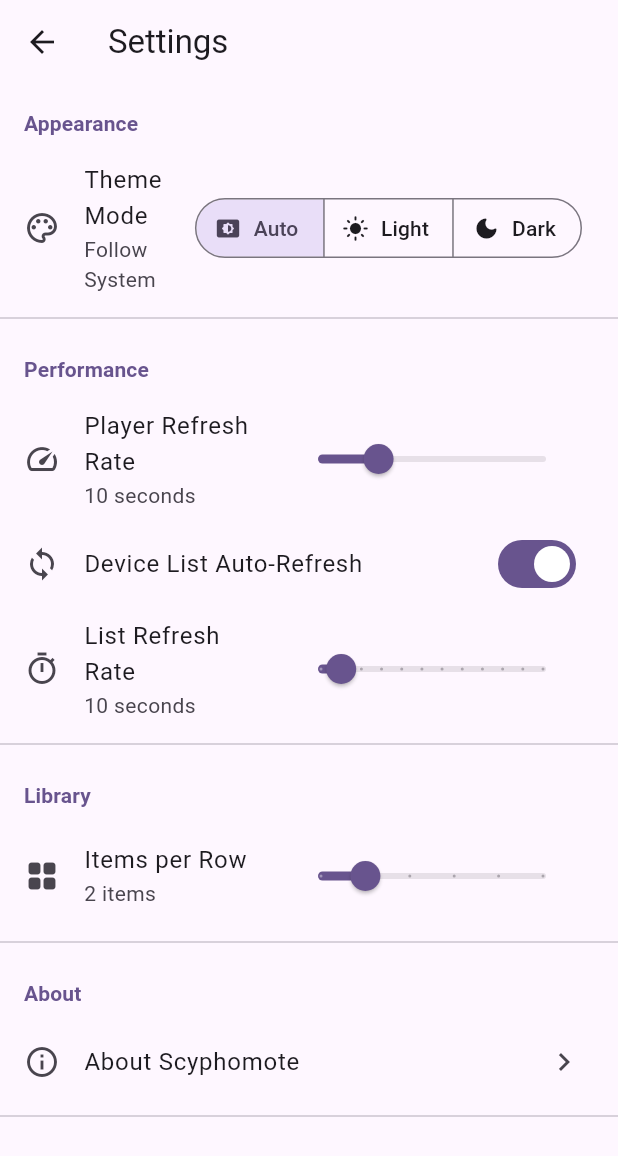
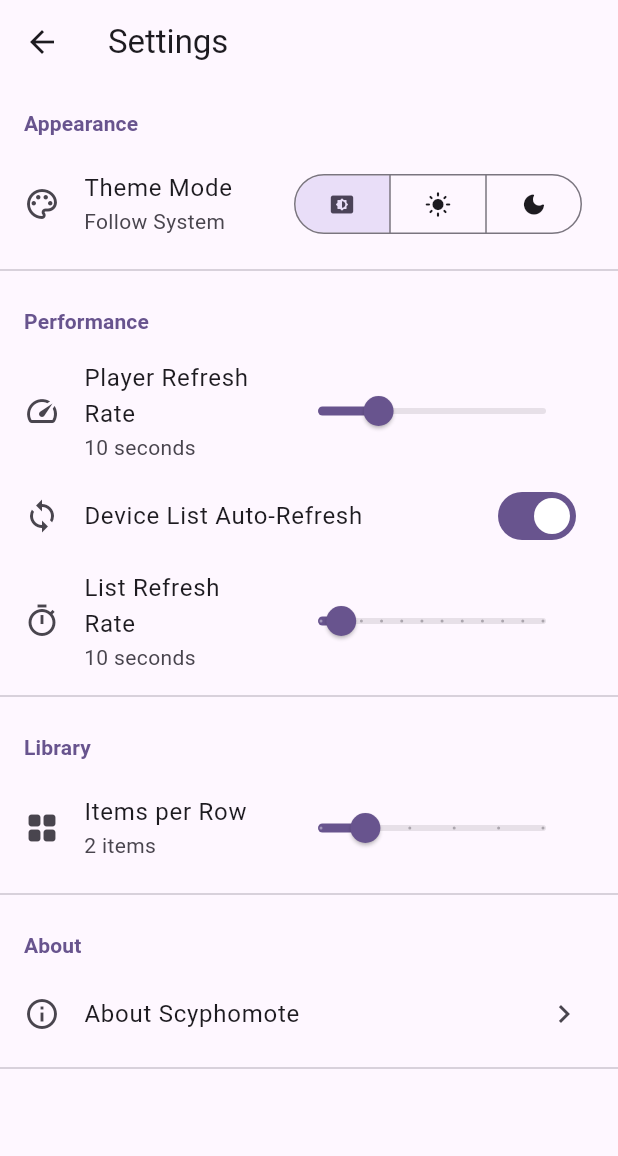
Before and after one commit to eiffelbeef/scyphomote, a Flutter app: the SettingsScreen screen opened by its route, on a phone screen of 412 x 824 dp. Shown: the top 1156 px of the screen. Run offline on Flutter 3.47's test engine with Material 3 defaults, Android fonts, the phone set to English and light mode, and no system bars; our stand-ins replace cached_network_image, device_info_plus, dio, flutter_riverpod, flutter_secure_storage, marquee; accounts and stored records are empty.

Commit message:
fix: hide theme button labels on small screens

```diff
--- a/lib/screens/settings_screen.dart
+++ b/lib/screens/settings_screen.dart
@@ -32,22 +32,25 @@ class SettingsScreen extends ConsumerWidget {
             leading: const Icon(Icons.palette_outlined),
             title: const Text('Theme Mode'),
             subtitle: Text(_getThemeModeName(themeMode)),
-            trailing: SegmentedButton<ThemeMode>(
-              segments: const [
+            trailing: LayoutBuilder(
+              builder: (context, constraints) {
+                final showLabels = MediaQuery.of(context).size.width > 450;
+                return SegmentedButton<ThemeMode>(
+                  segments: [
                     ButtonSegment(
                       value: ThemeMode.system,
-                  icon: Icon(Icons.settings_brightness_rounded),
-                  label: Text('Auto'),
+                      icon: const Icon(Icons.settings_brightness_rounded),
+                      label: showLabels ? const Text('Auto') : null,
                     ),
                     ButtonSegment(
                       value: ThemeMode.light,
-                  icon: Icon(Icons.light_mode_rounded),
-                  label: Text('Light'),
+                      icon: const Icon(Icons.light_mode_rounded),
+                      label: showLabels ? const Text('Light') : null,
                     ),
                     ButtonSegment(
                       value: ThemeMode.dark,
-                  icon: Icon(Icons.dark_mode_rounded),
-                  label: Text('Dark'),
+                      icon: const Icon(Icons.dark_mode_rounded),
+                      label: showLabels ? const Text('Dark') : null,
                     ),
                   ],
                   selected: {themeMode},
@@ -57,6 +60,8 @@ class SettingsScreen extends ConsumerWidget {
                         .setThemeMode(newSelection.first);
                   },
                   showSelectedIcon: false,
+                );
+              },
             ),
           ),
           const Divider(),
```
Lines whose indentation alone changed are shown as unchanged.
